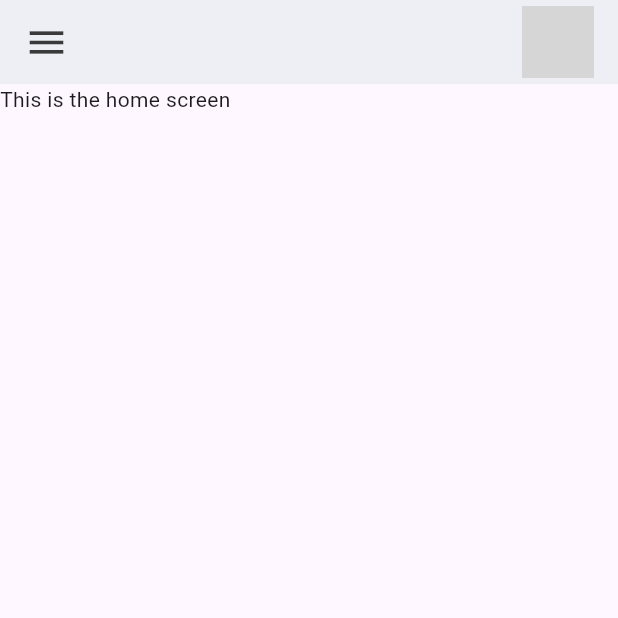
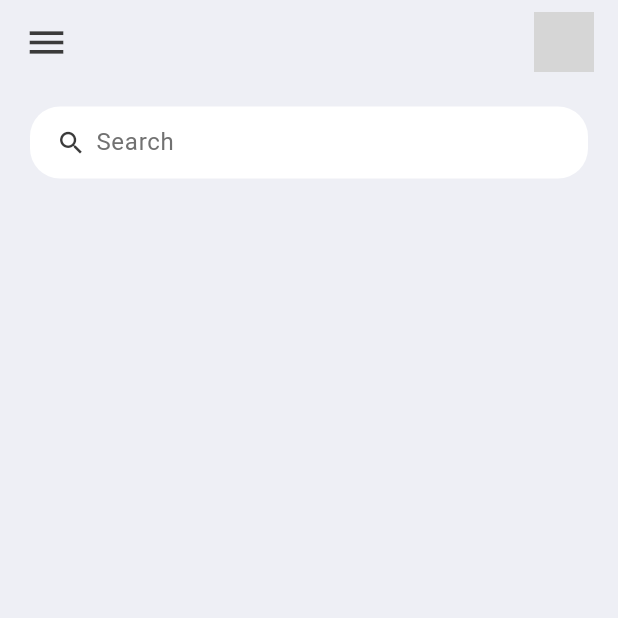
Before and after one commit to TroyMoses/troy_todo_app, a Flutter app: the screen it shows after launch, on a phone screen of 412 x 824 dp, the top half of it. Run offline on Flutter 3.47's test engine with Material 3 defaults, Android fonts, the phone set to English and light mode, and no system bars; grey boxes are pictures that could not be loaded.

Commit message:
search bar

```diff
--- a/lib/screens/home.dart
+++ b/lib/screens/home.dart
@@ -7,18 +7,52 @@ class Home extends StatelessWidget {
   @override
   Widget build(BuildContext context) {
     return Scaffold(
-      appBar: AppBar(
+      backgroundColor: tdBGColor,
+      appBar: _buildAppBar(),
+      body: Container(
+        padding: const EdgeInsets.symmetric(horizontal: 20, vertical: 15),
+        child: Column(
+          children: [
+            searchBox(),
+          ],
+        ),
+      ),
+    );
+  }
+
+  Widget searchBox() {
+    return Container(
+      padding: const EdgeInsets.symmetric(horizontal: 15),
+      decoration: BoxDecoration(
+          color: Colors.white, borderRadius: BorderRadius.circular(20)),
+      child: const TextField(
+        decoration: InputDecoration(
+          contentPadding: EdgeInsets.all(0),
+          prefixIcon: Icon(
+            Icons.search,
+            color: tdBlack,
+            size: 20,
+          ),
+          prefixIconConstraints: BoxConstraints(maxHeight: 20, minWidth: 25),
+          border: InputBorder.none,
+          hintText: 'Search',
+          hintStyle: TextStyle(color: tdGrey),
+        ),
+      ),
+    );
+  }
+
+  AppBar _buildAppBar() {
+    return AppBar(
       backgroundColor: tdBGColor,
       elevation: 0,
-        title: const Row(
-          mainAxisAlignment: MainAxisAlignment.spaceBetween,
-          children: [
-          Icon(
+      title: Row(mainAxisAlignment: MainAxisAlignment.spaceBetween, children: [
+        const Icon(
           Icons.menu,
           color: tdBlack,
           size: 30,
         ),
-          Container(
+        SizedBox(
           height: 40,
           width: 40,
           child: ClipRRect(
@@ -27,10 +61,6 @@ class Home extends StatelessWidget {
           ),
         ),
       ]),
-      ),
-      body: Container(
-        child: const Text('This is the home screen'),
-      ),
     );
   }
 }
```
Lines whose indentation alone changed are shown as unchanged.
